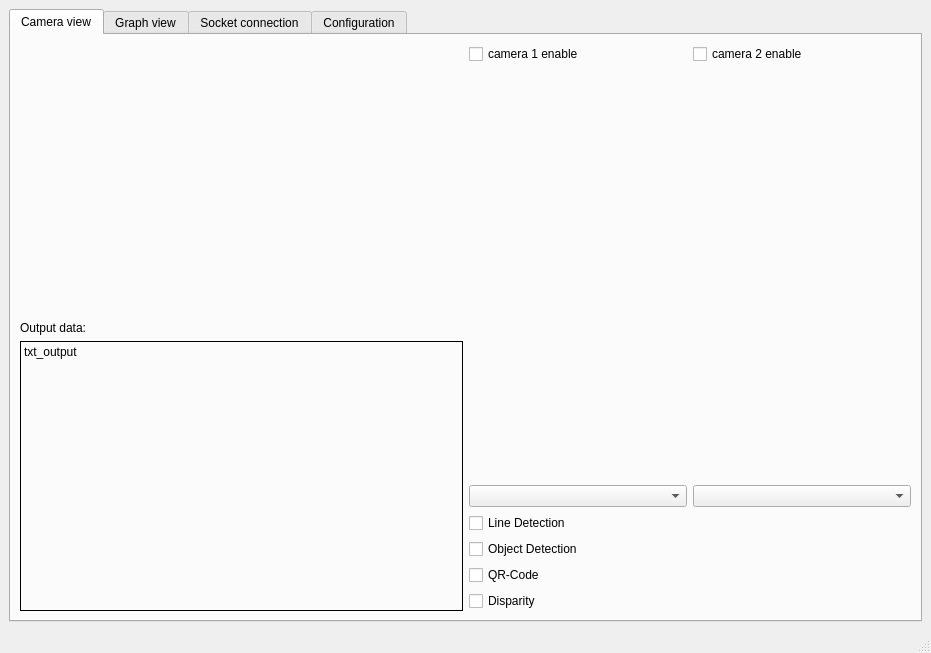
Before: the Qt Designer form desktop_design.ui in stokka-elebac-22/RC-Project-Autonomous-Car, drawn with Qt 5.
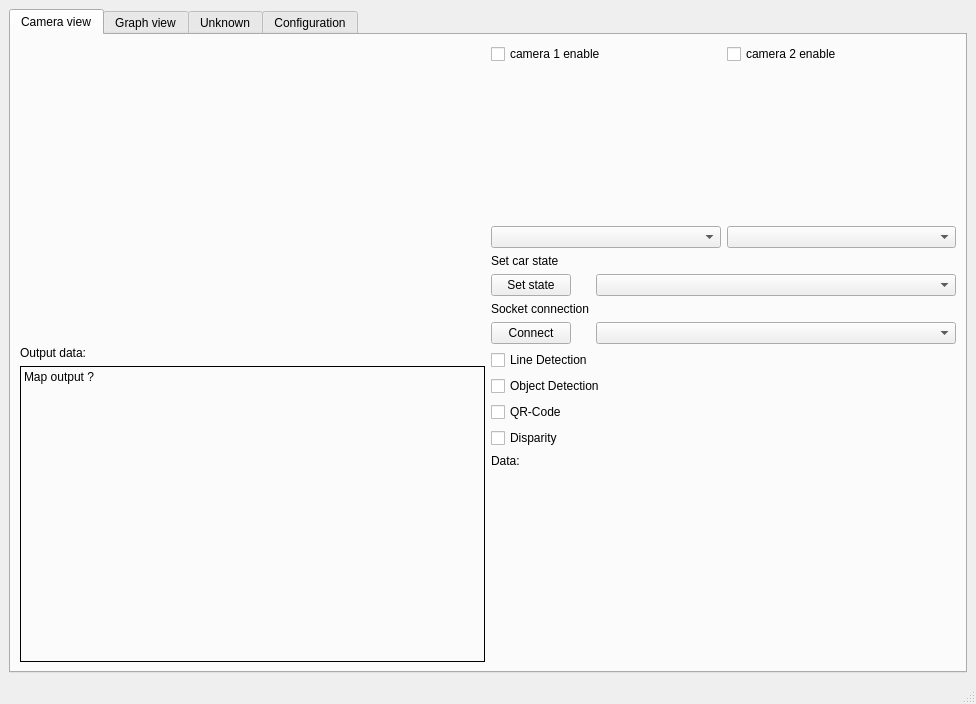
After: the same form once the commit is applied.

The edit to the form file:
```diff
--- a/desktop_design.ui
+++ b/desktop_design.ui
@@ -6,8 +6,8 @@
    <rect>
     <x>0</x>
     <y>0</y>
-    <width>931</width>
-    <height>653</height>
+    <width>976</width>
+    <height>704</height>
    </rect>
   </property>
   <property name="windowTitle">
@@ -43,7 +43,7 @@
              <enum>QFrame::Box</enum>
             </property>
             <property name="text">
-             <string>txt_output</string>
+             <string>Map output ?</string>
             </property>
             <property name="alignment">
              <set>Qt::AlignLeading|Qt::AlignLeft|Qt::AlignTop</set>
@@ -96,9 +96,47 @@
            </layout>
           </item>
           <item>
-           <layout class="QVBoxLayout" name="verticalLayout_3">
+           <layout class="QVBoxLayout" name="verticalLayout_3" stretch="0,0,0,0,0,10">
             <item>
-             <widget class="QCheckBox" name="checkBox_2">
+             <layout class="QFormLayout" name="formLayout">
+              <item row="1" column="0">
+               <widget class="QLabel" name="label_2">
+                <property name="text">
+                 <string>Set car state</string>
+                </property>
+               </widget>
+              </item>
+              <item row="2" column="0">
+               <widget class="QPushButton" name="btn_setstate">
+                <property name="text">
+                 <string>Set state</string>
+                </property>
+               </widget>
+              </item>
+              <item row="2" column="1">
+               <widget class="QComboBox" name="cbo_carstate"/>
+              </item>
+              <item row="4" column="0">
+               <widget class="QPushButton" name="btn_connect">
+                <property name="text">
+                 <string>Connect</string>
+                </property>
+               </widget>
+              </item>
+              <item row="4" column="1">
+               <widget class="QComboBox" name="cbo_sock_connection"/>
+              </item>
+              <item row="3" column="0">
+               <widget class="QLabel" name="label_3">
+                <property name="text">
+                 <string>Socket connection</string>
+                </property>
+               </widget>
+              </item>
+             </layout>
+            </item>
+            <item>
+             <widget class="QCheckBox" name="chk_linedetect">
               <property name="text">
                <string>Line Detection</string>
               </property>
@@ -125,6 +163,16 @@
               </property>
              </widget>
             </item>
+            <item>
+             <widget class="QLabel" name="lbl_data_output">
+              <property name="text">
+               <string>Data:</string>
+              </property>
+              <property name="alignment">
+               <set>Qt::AlignLeading|Qt::AlignLeft|Qt::AlignTop</set>
+              </property>
+             </widget>
+            </item>
            </layout>
           </item>
          </layout>
@@ -138,7 +186,7 @@
       </widget>
       <widget class="QWidget" name="tab_3">
        <attribute name="title">
-        <string>Socket connection</string>
+        <string>Unknown</string>
        </attribute>
       </widget>
       <widget class="QWidget" name="tab_2">
```
Left out of the diff: 33 changed lines with no effect on the pictures.
